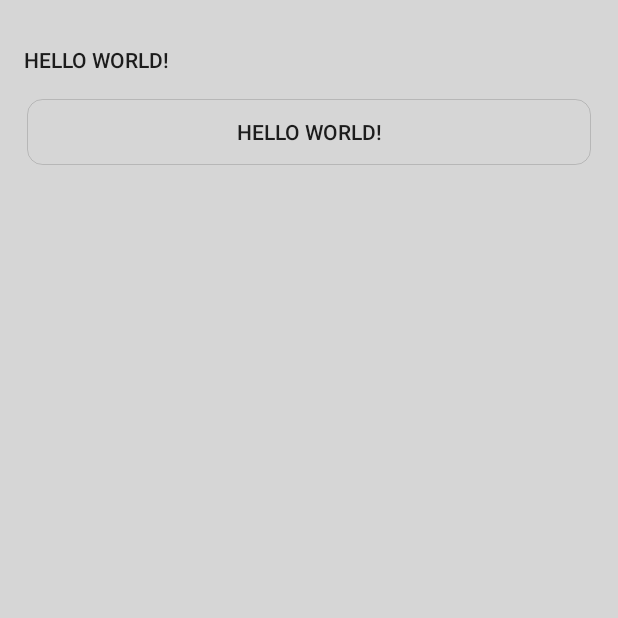
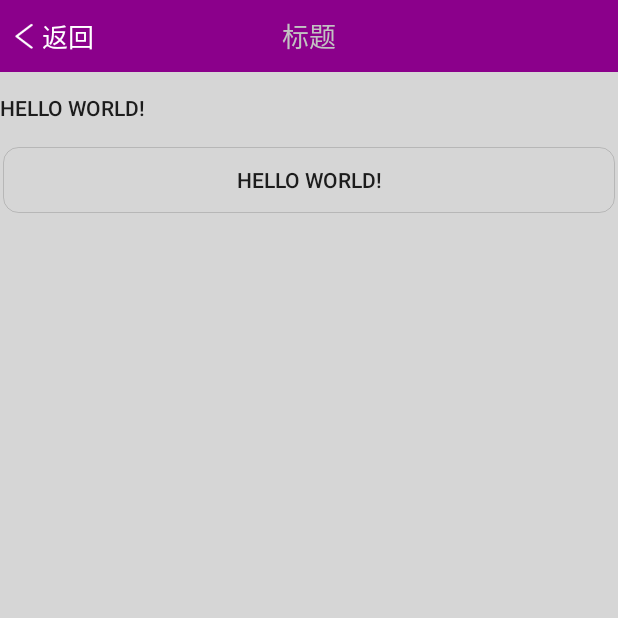
Before and after one commit to qydq/an-aw-base, an Android app: the TestActivity screen opened directly, with no data from a screen before it, on a phone screen of 412 x 824 dp, the top half of it. Run offline under Robolectric (Android 15) with nearby library versions, the phone set to English and light mode, and no system bars.

Commit message:
添加了base_headview_standard,修改了相应的颜色代码，添加了ll_shape.xml和slector_txt和selector左边的选择器

```diff
--- /dev/null
+++ b/an-base/src/main/res/drawable/yy_drawable_selector_leftback.xml
@@ -0,0 +1,7 @@
+<?xml version="1.0" encoding="utf-8"?>
+<selector xmlns:android="http://schemas.android.com/apk/res/android">
+
+    <item android:drawable="@drawable/base_drawable_backarrow" android:state_pressed="false" />
+    <item android:drawable="@drawable/base_drawable_backarrow_click" android:state_pressed="true" />
+
+</selector>
--- /dev/null
+++ b/an-base/src/main/res/drawable/yy_drawable_selector_txt.xml
@@ -0,0 +1,6 @@
+<?xml version="1.0" encoding="utf-8"?>
+<selector xmlns:android="http://schemas.android.com/apk/res/android">
+    <item android:color="@color/CommColorGray" android:state_pressed="true" />
+    <item android:color="@color/CommColorGray" android:state_focused="true" />
+    <item android:color="@color/CommColorWhite" />
+</selector>
--- /dev/null
+++ b/an-base/src/main/res/layout/base_headview_standard.xml
@@ -0,0 +1,67 @@
+<?xml version="1.0" encoding="utf-8"?>
+<RelativeLayout xmlns:android="http://schemas.android.com/apk/res/android"
+    android:id="@+id/anRlHeadView"
+    android:layout_width="match_parent"
+    android:layout_height="68dp"
+    android:background="@color/CommMainBg">
+
+    <LinearLayout
+        android:id="@+id/anLlBack"
+        android:layout_width="wrap_content"
+        android:layout_height="48dp"
+        android:layout_alignParentStart="true"
+        android:layout_centerVertical="true"
+        android:clickable="true"
+        android:duplicateParentState="true">
+
+        <View
+            android:layout_width="@dimen/CommDimenBarIcon"
+            android:layout_height="@dimen/CommDimenBarIcon"
+            android:layout_gravity="center_vertical"
+            android:background="@drawable/yy_drawable_selector_leftback" />
+
+        <TextView
+            android:id="@+id/anBtnBack"
+            android:layout_width="wrap_content"
+            android:layout_height="48dp"
+            android:layout_gravity="center_vertical|start"
+            android:gravity="center_vertical|start"
+            android:text="@string/CommStringBack"
+            android:textColor="@drawable/yy_drawable_selector_txt"
+            android:textSize="@dimen/CommDimenBarTitleSmall" />
+    </LinearLayout>
+
+
+    <TextView
+        android:id="@+id/anTvTitle"
+        android:layout_width="wrap_content"
+        android:layout_height="48dp"
+        android:layout_centerHorizontal="true"
+        android:layout_centerVertical="true"
+        android:background="@color/CommColorTransparent"
+        android:gravity="center_vertical"
+        android:text="@string/CommStringTitle"
+        android:textColor="@color/CommTxtMainColor"
+        android:textSize="@dimen/CommDimenBarTitleMax" />
+
+    <LinearLayout
+        android:id="@+id/anLlRight"
+        android:layout_width="40dp"
+        android:layout_height="48dp"
+        android:layout_alignParentEnd="true"
+        android:layout_centerVertical="true"
+        android:clickable="true"
+        android:visibility="invisible">
+
+        <TextView
+            android:id="@+id/anTvRight"
+            android:layout_width="wrap_content"
+            android:layout_height="48dp"
+            android:layout_gravity="center_vertical|start"
+            android:duplicateParentState="true"
+            android:gravity="center_vertical|start"
+            android:text="@string/CommStringRight"
+            android:textColor="@color/CommColorWhite"
+            android:textSize="@dimen/CommDimenBarTitleSmall" />
+    </LinearLayout>
+</RelativeLayout>
--- a/an-base/src/main/res/values/colors.xml
+++ b/an-base/src/main/res/values/colors.xml
@@ -227,13 +227,17 @@
     <color name="CommColorGray">#aaaaaa</color><!--灰色-->
     <color name="CommColorWhite">#ffffff</color><!--白色-->
 
-    <color name="CommBg">#c2c2c2</color><!--背景颜色可以等于主色-->
+    <color name="CommMainBg">#8B008B</color><!--背景颜色可以等于主色-->
+    <color name="CommMainBgClicked">#c2c2c2</color><!--第二主色-->
 
-    <color name="CommTxtMainColor">#c2c2c2</color><!--txt主色-->
+    <color name="CommTxtMainColor">#c2c2c2</color><!--txt主色，txt-->
     <color name="CommTxtMainColorClicked">#8f8da3</color><!--主色选择颜色-->
 
     <color name="CommTxtMainTintColor">#8f8da3</color><!--文本特殊Tint談談的意思-->
     <color name="CommTxtMainTipsColor">#ADFF2F</color><!--文本特殊标记颜色-->
+
+    <color name="CommStartColor">#c0000000</color><!--开始颜色，用于渐变-->
+    <color name="CommEndColor">#c0000000</color><!--结束颜色，用于渐变-->
 
     <color name="CommColorBarTitle">#9a9a9a</color><!--bar,文本文字颜色-->
     <color name="CommColorBarTitleClicked">#38b7ea</color><!--bar文本文字选择颜色#cacaca-->
@@ -246,7 +250,9 @@
 
     <color name="CommColorLine">#eaecec</color><!--分割线的颜色-->
     <color name="CommColorLineClicked">#DDDDDD</color><!--分割线选择颜色-->
-    <color name="CommColorBorder">#25000000</color><!--CommColorTransparentClicked--><!--边框颜色-->
-    <color name="CommColorBorderClicked">#00000000</color><!--CommColorTransparent--><!--边框颜色选择-->
+    <color name="CommColorBorder">#25000000</color><!--md,CommColorTransparentClicked--><!--边框颜色-->
+    <color name="CommColorBorderClicked">#00000000
+    </color><!--md,CommColorTransparent--><!--边框颜色选择-->
+
 
 </resources>
--- a/an-base/src/main/res/values/dimens.xml
+++ b/an-base/src/main/res/values/dimens.xml
@@ -16,9 +16,11 @@
     <dimen name="CommDimenIconSmall">20dp</dimen><!--小图标-->
     <dimen name="CommDimenIconSSmall">16dp</dimen><!--超级小图标-->
 
-    <dimen name="CommDimenBarIcon">25dp</dimen><!--（图标）参考大小-->
+    <dimen name="CommDimenBarIcon">28dp</dimen><!--（图标）参考大小-->
 
-    <dimen name="CommDimenBarTitle">20sp</dimen><!--bar，文本字体大小参考-->
+    <dimen name="CommDimenBarTitleMax">18sp</dimen><!--bar，文本字体大小参考-->
+    <dimen name="CommDimenBarTitleSmall">17sp</dimen><!--bar，文本字体大小参考-->
+
     <dimen name="CommDimenTxtMax">20sp</dimen><!--文本大号字体参考-->
     <dimen name="CommDimenTxtTitle">17sp</dimen><!--文本标题参考-->
     <dimen name="CommDimenTxtContext">15sp</dimen><!--文本内容字体大小参考-->
--- a/an-base/src/main/res/values/strings.xml
+++ b/an-base/src/main/res/values/strings.xml
@@ -1,3 +1,6 @@
 <resources>
     <string name="app_name">an-base</string>
+    <string name="CommStringBack">返回</string>
+    <string name="CommStringTitle">标题</string>
+    <string name="CommStringRight">账单</string>
 </resources>
--- a/app/src/main/res/layout/activity_main.xml
+++ b/app/src/main/res/layout/activity_main.xml
@@ -4,27 +4,31 @@
     android:id="@+id/activity_main"
     android:layout_width="match_parent"
     android:layout_height="match_parent"
-    android:paddingBottom="@dimen/activity_vertical_margin"
+    android:background="@color/CommColorBorder"
     android:fitsSystemWindows="true"
-    android:paddingLeft="@dimen/activity_horizontal_margin"
-    android:paddingRight="@dimen/activity_horizontal_margin"
-    android:background="@color/CommColorBorder"
-    android:paddingTop="@dimen/activity_vertical_margin"
     tools:context="com.qyddai.an_aw_base.MainActivity">
+
+    <include
+        android:id="@+id/includeHead"
+        layout="@layout/base_headview_standard"
+        android:layout_width="match_parent"
+        android:layout_height="wrap_content" />
 
     <Button
         android:id="@+id/tvChangModel"
         android:layout_width="match_parent"
+        android:layout_height="48dp"
+        android:layout_below="@+id/includeHead"
+        android:background="@drawable/yy_drawable_selector_md"
         android:gravity="center_vertical"
-        android:background="@drawable/yy_drawable_selector_md"
+        android:text="Hello World!" />
+
+    <Button
+        android:id="@+id/btnDialog"
+        android:layout_width="match_parent"
         android:layout_height="48dp"
-        android:text="Hello World!" />
-    <Button
         android:layout_below="@+id/tvChangModel"
-        android:layout_width="match_parent"
+        android:background="@drawable/yy_drawable_selector_md_shape"
         android:gravity="center"
-        android:id="@+id/btnDialog"
-        android:background="@drawable/yy_drawable_selector_md_shape"
-        android:layout_height="48dp"
         android:text="Hello World!" />
 </RelativeLayout>
```
Also changed, not shown: an-base/src/main/res/drawable/yy_drawable_selector_ll_shape.xml (added, +7 -0 lines), an-base/src/main/res/drawable/yy_drawable_selector_ll_shape_clicked.xml (added, +22 -0 lines), an-base/src/main/res/drawable/yy_drawable_selector_ll_shape_normal.xml (added, +22 -0 lines), an-base/src/main/res/drawable/base_drawable_backarrow.png (added), an-base/src/main/res/drawable/base_drawable_backarrow_click.png (added).
